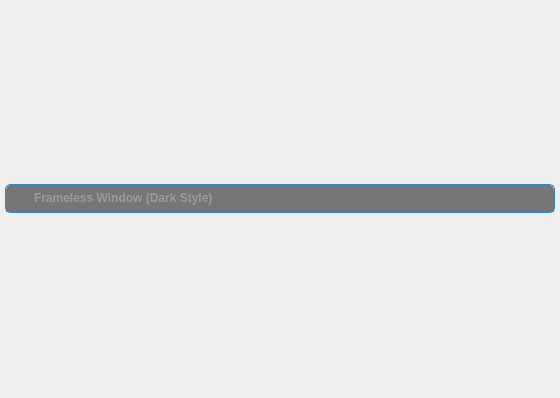
This is GH Injector GUI/framelesswindow/framelesswindow.ui in guidedhacking/GH-Injector-GUI as Qt 5 draws it before an edit. The edited form follows.
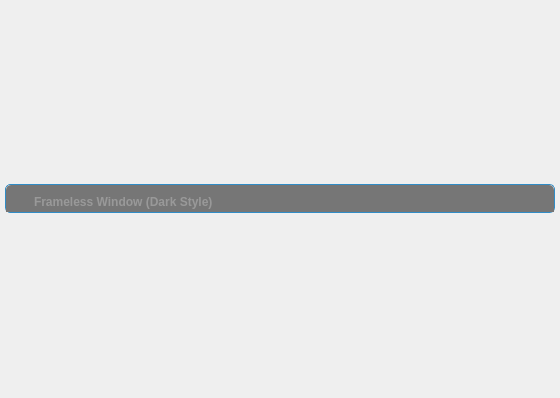
This is the edited form. Icons and pictures are not drawn. Custom widgets are drawn as their Qt base class.

What changed in the file:
```diff
--- a/GH Injector GUI/framelesswindow/framelesswindow.ui
+++ b/GH Injector GUI/framelesswindow/framelesswindow.ui
@@ -10,6 +10,12 @@
     <height>398</height>
    </rect>
   </property>
+  <property name="sizePolicy">
+   <sizepolicy hsizetype="MinimumExpanding" vsizetype="MinimumExpanding">
+    <horstretch>0</horstretch>
+    <verstretch>0</verstretch>
+   </sizepolicy>
+  </property>
   <property name="windowTitle">
    <string/>
   </property>
@@ -82,7 +88,7 @@
         <property name="styleSheet">
          <string notr="true">#windowTitlebar{border: 0px none palette(base); border-top-left-radius:5px; border-top-right-radius:5px; background-color:palette(shadow); height:20px;}</string>
         </property>
-        <layout class="QHBoxLayout" name="horizontalLayout" stretch="0,0,1,0,0">
+        <layout class="QHBoxLayout" name="horizontalLayout" stretch="0,0,0,0,0">
          <property name="spacing">
           <number>0</number>
          </property>
@@ -151,7 +157,7 @@
          <item>
           <widget class="QLabel" name="titleText">
            <property name="sizePolicy">
-            <sizepolicy hsizetype="Preferred" vsizetype="Fixed">
+            <sizepolicy hsizetype="Preferred" vsizetype="Preferred">
              <horstretch>0</horstretch>
              <verstretch>0</verstretch>
             </sizepolicy>
@@ -170,7 +176,7 @@
             <string>Frameless Window (Dark Style)</string>
            </property>
            <property name="alignment">
-            <set>Qt::AlignLeading|Qt::AlignLeft|Qt::AlignVCenter</set>
+            <set>Qt::AlignBottom|Qt::AlignLeading|Qt::AlignLeft</set>
            </property>
           </widget>
          </item>
```
Left out of the diff: 8 changed lines with no effect on the pictures.
